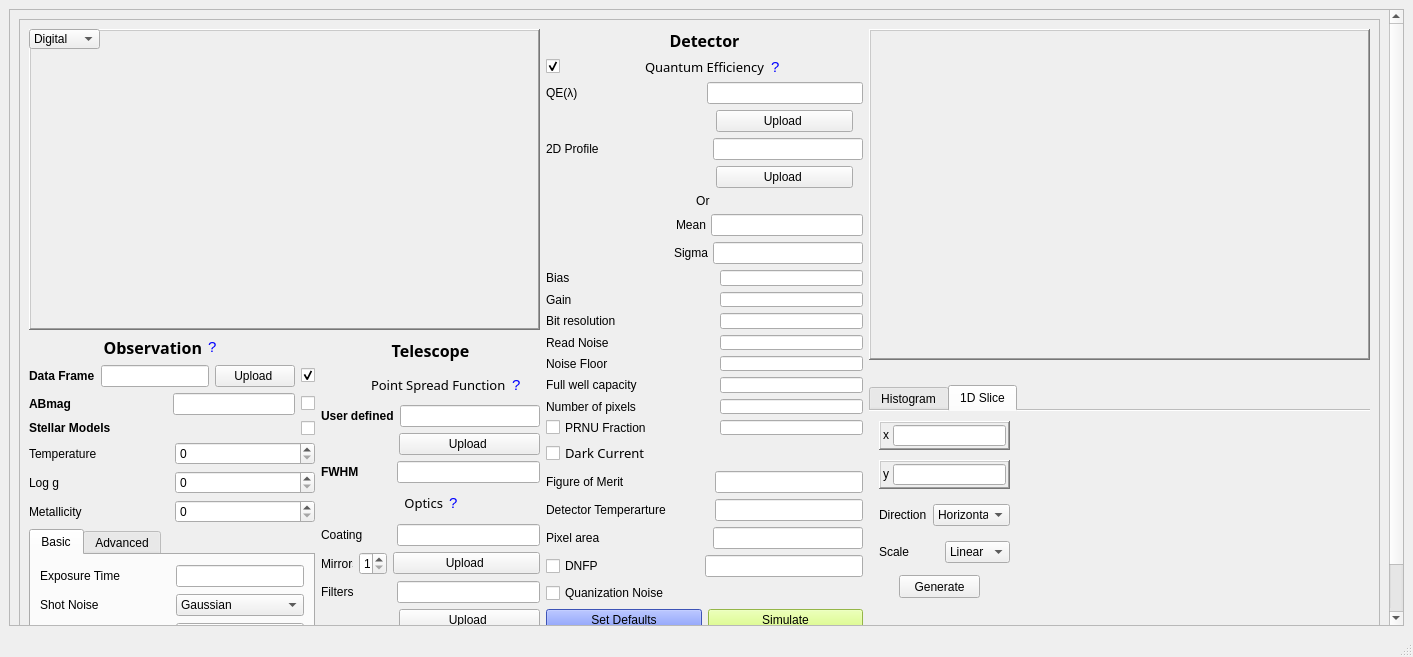
This is src/pista/data/pista.ui in Jack3690/INSIST as Qt 5 draws it before an edit. The edited form follows.
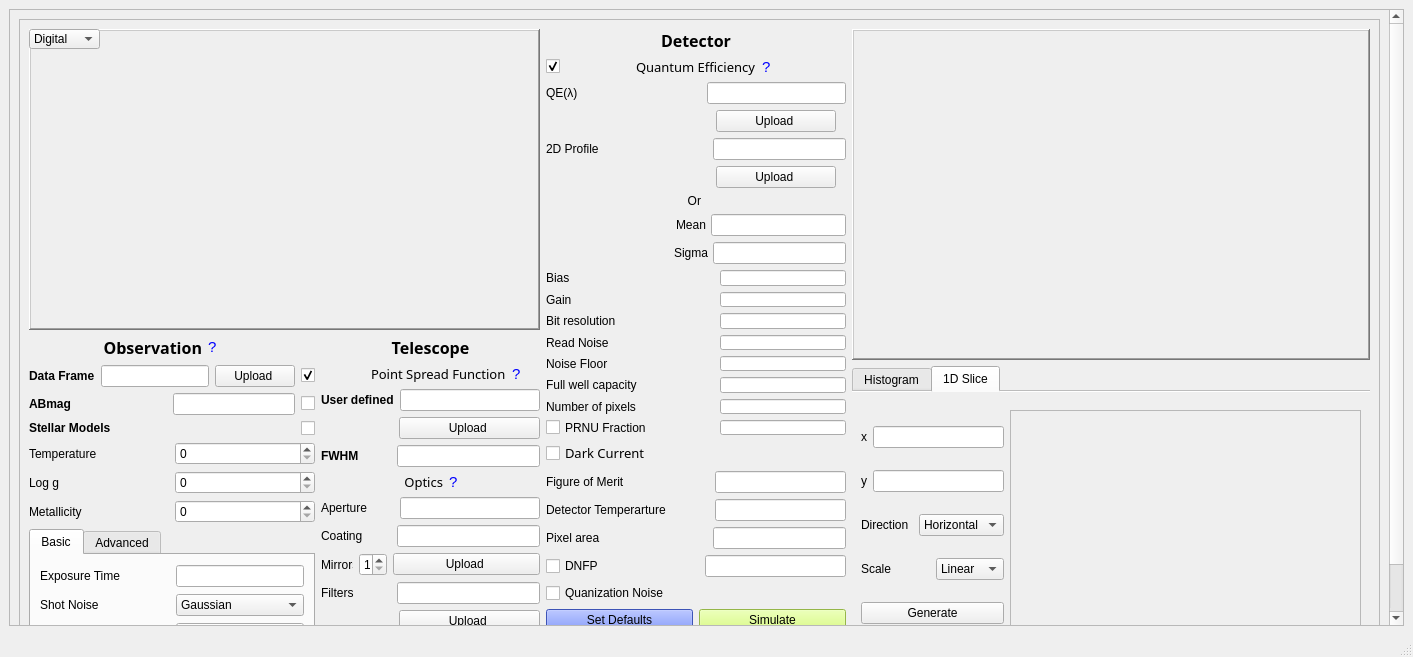
This is the edited form. Icons and pictures are not drawn.

Diff of the .ui file:
```diff
--- a/src/pista/data/pista.ui
+++ b/src/pista/data/pista.ui
@@ -13,12 +13,6 @@
     <height>657</height>
    </rect>
   </property>
-  <property name="sizePolicy">
-   <sizepolicy hsizetype="Fixed" vsizetype="Fixed">
-    <horstretch>1</horstretch>
-    <verstretch>1</verstretch>
-   </sizepolicy>
-  </property>
   <property name="minimumSize">
    <size>
     <width>5</width>
@@ -64,7 +58,7 @@
        <property name="geometry">
         <rect>
          <x>0</x>
-         <y>-51</y>
+         <y>0</y>
          <width>1376</width>
          <height>668</height>
         </rect>
@@ -886,6 +880,23 @@
                    </item>
                   </layout>
                  </item>
+                 <item>
+                  <layout class="QHBoxLayout" name="horizontalLayout_22">
+                   <property name="spacing">
+                    <number>33</number>
+                   </property>
+                   <item>
+                    <widget class="QLabel" name="label_43">
+                     <property name="text">
+                      <string>Aperture</string>
+                     </property>
+                    </widget>
+                   </item>
+                   <item>
+                    <widget class="QLineEdit" name="aperture"/>
+                   </item>
+                  </layout>
+                 </item>
                  <item>
                   <layout class="QHBoxLayout" name="horizontalLayout_29">
                    <item>
@@ -1620,35 +1631,15 @@
                <property name="frameShadow">
                 <enum>QFrame::Raised</enum>
                </property>
-               <widget class="QWidget" name="horizontalLayoutWidget_2">
-                <property name="geometry">
-                 <rect>
-                  <x>10</x>
-                  <y>10</y>
-                  <width>481</width>
-                  <height>311</height>
-                 </rect>
-                </property>
+               <layout class="QGridLayout" name="gridLayout_14">
+                <item row="0" column="0">
                 <layout class="QHBoxLayout" name="panel_box">
                  <property name="spacing">
                   <number>0</number>
                  </property>
                 </layout>
-               </widget>
-              </widget>
-             </item>
-             <item>
-              <widget class="QLabel" name="error_box">
-               <property name="styleSheet">
-                <string notr="true">color:rgb(255, 0, 0)</string>
-               </property>
-               <property name="text">
-                <string>&lt;!DOCTYPE HTML PUBLIC &quot;-//W3C//DTD HTML 4.0//EN&quot; &quot;http://www.w3.org/TR/REC-html40/strict.dtd&quot;&gt;
-&lt;html&gt;&lt;head&gt;&lt;meta name=&quot;qrichtext&quot; content=&quot;1&quot; /&gt;&lt;style type=&quot;text/css&quot;&gt;
-p, li { white-space: pre-wrap; }
-&lt;/style&gt;&lt;/head&gt;&lt;body style=&quot; font-family:'MS Shell Dlg 2'; font-size:8pt; font-weight:400; font-style:normal;&quot;&gt;
-&lt;p style=&quot;-qt-paragraph-type:empty; margin-top:12px; margin-bottom:12px; margin-left:0px; margin-right:0px; -qt-block-indent:0; text-indent:0px;&quot;&gt;&lt;br /&gt;&lt;/p&gt;&lt;/body&gt;&lt;/html&gt;</string>
-               </property>
+                </item>
+               </layout>
               </widget>
              </item>
              <item>
@@ -1689,157 +1680,38 @@
                 <attribute name="title">
                  <string>1D Slice</string>
                 </attribute>
-                <widget class="QWidget" name="horizontalLayoutWidget_3">
-                 <property name="geometry">
-                  <rect>
-                   <x>150</x>
-                   <y>10</y>
-                   <width>341</width>
-                   <height>231</height>
-                  </rect>
-                 </property>
-                 <layout class="QHBoxLayout" name="slice_1d"/>
-                </widget>
-                <widget class="QFrame" name="frame_4">
-                 <property name="enabled">
-                  <bool>true</bool>
-                 </property>
-                 <property name="geometry">
-                  <rect>
-                   <x>10</x>
-                   <y>10</y>
-                   <width>131</width>
-                   <height>29</height>
-                  </rect>
-                 </property>
-                 <property name="frameShape">
-                  <enum>QFrame::WinPanel</enum>
-                 </property>
-                 <property name="frameShadow">
-                  <enum>QFrame::Raised</enum>
-                 </property>
-                 <layout class="QHBoxLayout" name="horizontalLayout_14">
-                  <property name="spacing">
-                   <number>2</number>
-                  </property>
-                  <property name="leftMargin">
-                   <number>0</number>
-                  </property>
-                  <property name="topMargin">
-                   <number>2</number>
-                  </property>
-                  <property name="rightMargin">
-                   <number>2</number>
-                  </property>
-                  <property name="bottomMargin">
-                   <number>2</number>
-                  </property>
+                <layout class="QGridLayout" name="gridLayout_12">
+                 <item row="0" column="0">
+                  <layout class="QVBoxLayout" name="verticalLayout_2">
                   <item>
-                   <widget class="QLabel" name="label_12">
-                    <property name="enabled">
-                     <bool>true</bool>
-                    </property>
-                    <property name="minimumSize">
-                     <size>
-                      <width>10</width>
-                      <height>0</height>
-                     </size>
-                    </property>
-                    <property name="text">
-                     <string>&lt;html&gt;&lt;head/&gt;&lt;body&gt;&lt;p align=&quot;center&quot;&gt;x&lt;/p&gt;&lt;/body&gt;&lt;/html&gt;</string>
-                    </property>
-                   </widget>
-                  </item>
-                  <item>
-                   <widget class="QLineEdit" name="x_c">
-                    <property name="enabled">
-                     <bool>true</bool>
-                    </property>
-                   </widget>
-                  </item>
-                 </layout>
-                </widget>
-                <widget class="QFrame" name="frame_5">
-                 <property name="enabled">
-                  <bool>true</bool>
-                 </property>
-                 <property name="geometry">
-                  <rect>
-                   <x>10</x>
-                   <y>49</y>
-                   <width>131</width>
-                   <height>29</height>
-                  </rect>
-                 </property>
-                 <property name="frameShape">
-                  <enum>QFrame::WinPanel</enum>
-                 </property>
-                 <property name="frameShadow">
-                  <enum>QFrame::Raised</enum>
-                 </property>
                  <layout class="QHBoxLayout" name="horizontalLayout_16">
-                  <property name="spacing">
-                   <number>2</number>
-                  </property>
-                  <property name="leftMargin">
-                   <number>0</number>
-                  </property>
-                  <property name="topMargin">
-                   <number>2</number>
-                  </property>
-                  <property name="rightMargin">
-                   <number>2</number>
-                  </property>
-                  <property name="bottomMargin">
-                   <number>2</number>
-                  </property>
+                     <item>
+                      <widget class="QLabel" name="label_12">
+                       <property name="text">
+                        <string>x</string>
+                       </property>
+                      </widget>
+                     </item>
+                     <item>
+                      <widget class="QLineEdit" name="x_c"/>
+                     </item>
+                    </layout>
+                   </item>
+                   <item>
+                    <layout class="QHBoxLayout" name="horizontalLayout_21">
                   <item>
                    <widget class="QLabel" name="label_35">
-                    <property name="enabled">
-                     <bool>true</bool>
-                    </property>
-                    <property name="minimumSize">
-                     <size>
-                      <width>10</width>
-                      <height>0</height>
-                     </size>
-                    </property>
                     <property name="text">
-                     <string>&lt;html&gt;&lt;head/&gt;&lt;body&gt;&lt;p align=&quot;center&quot;&gt;y&lt;/p&gt;&lt;/body&gt;&lt;/html&gt;</string>
+                        <string>y</string>
                     </property>
                    </widget>
                   </item>
                   <item>
-                   <widget class="QLineEdit" name="y_c">
-                    <property name="enabled">
-                     <bool>true</bool>
-                    </property>
-                   </widget>
-                  </item>
-                 </layout>
-                </widget>
-                <widget class="QPushButton" name="generate">
-                 <property name="geometry">
-                  <rect>
-                   <x>30</x>
-                   <y>164</y>
-                   <width>81</width>
-                   <height>23</height>
-                  </rect>
-                 </property>
-                 <property name="text">
-                  <string>Generate</string>
-                 </property>
-                </widget>
-                <widget class="QWidget" name="layoutWidget_2">
-                 <property name="geometry">
-                  <rect>
-                   <x>10</x>
-                   <y>93</y>
-                   <width>131</width>
-                   <height>22</height>
-                  </rect>
-                 </property>
+                      <widget class="QLineEdit" name="y_c"/>
+                     </item>
+                    </layout>
+                   </item>
+                   <item>
                  <layout class="QHBoxLayout" name="horizontalLayout_15">
                   <item>
                    <widget class="QLabel" name="label_41">
@@ -1863,16 +1735,8 @@
                    </widget>
                   </item>
                  </layout>
-                </widget>
-                <widget class="QWidget" name="layoutWidget">
-                 <property name="geometry">
-                  <rect>
-                   <x>10</x>
-                   <y>130</y>
-                   <width>131</width>
-                   <height>22</height>
-                  </rect>
-                 </property>
+                   </item>
+                   <item>
                  <layout class="QHBoxLayout" name="horizontalLayout_13">
                   <item>
                    <widget class="QLabel" name="label_40">
@@ -1896,9 +1760,40 @@
                    </widget>
                   </item>
                  </layout>
-                </widget>
-               </widget>
-              </widget>
+                   </item>
+                   <item>
+                    <widget class="QPushButton" name="generate">
+                     <property name="text">
+                      <string>Generate</string>
+                     </property>
+                    </widget>
+                   </item>
+                  </layout>
+                 </item>
+                 <item row="0" column="1">
+                  <widget class="QFrame" name="frame_2">
+                   <property name="minimumSize">
+                    <size>
+                     <width>351</width>
+                     <height>231</height>
+                    </size>
+                   </property>
+                   <property name="frameShape">
+                    <enum>QFrame::StyledPanel</enum>
+                   </property>
+                   <property name="frameShadow">
+                    <enum>QFrame::Raised</enum>
+                   </property>
+                   <layout class="QGridLayout" name="gridLayout_13">
+                    <item row="0" column="0">
+                     <layout class="QHBoxLayout" name="slice_1d"/>
+                    </item>
+                   </layout>
+                  </widget>
+                 </item>
+                </layout>
+               </widget>
+              </widget>
              </item>
             </layout>
            </item>
```
Left out of the diff: 26 changed lines with no effect on the pictures. Lines whose indentation alone changed are shown as unchanged.
